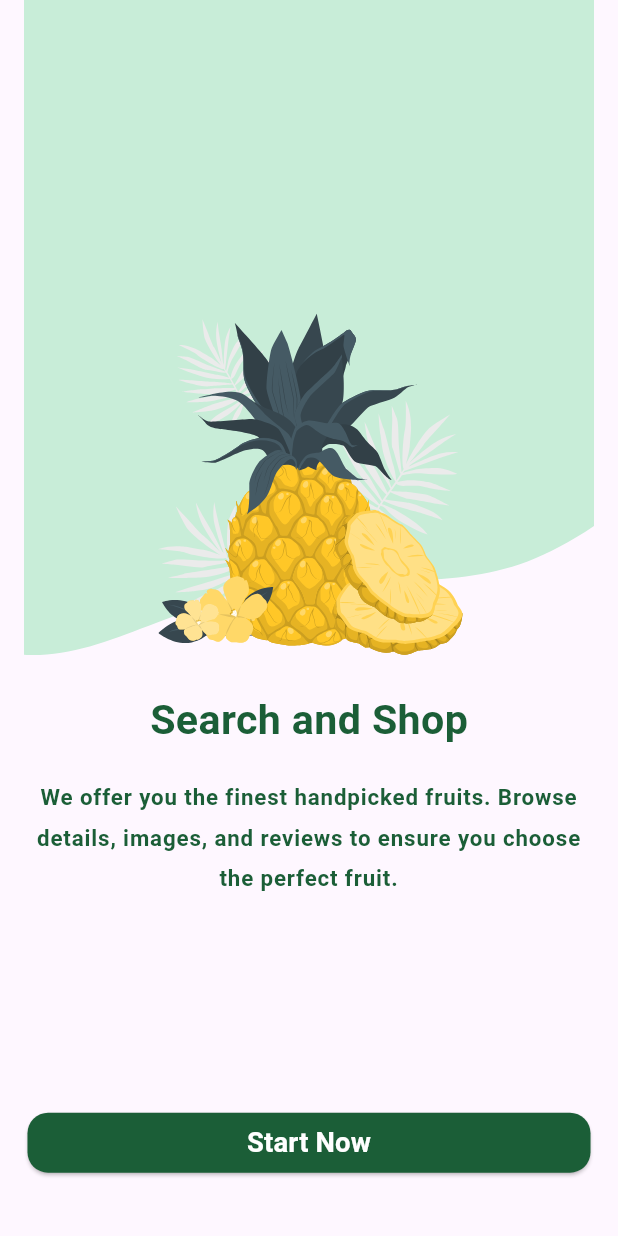
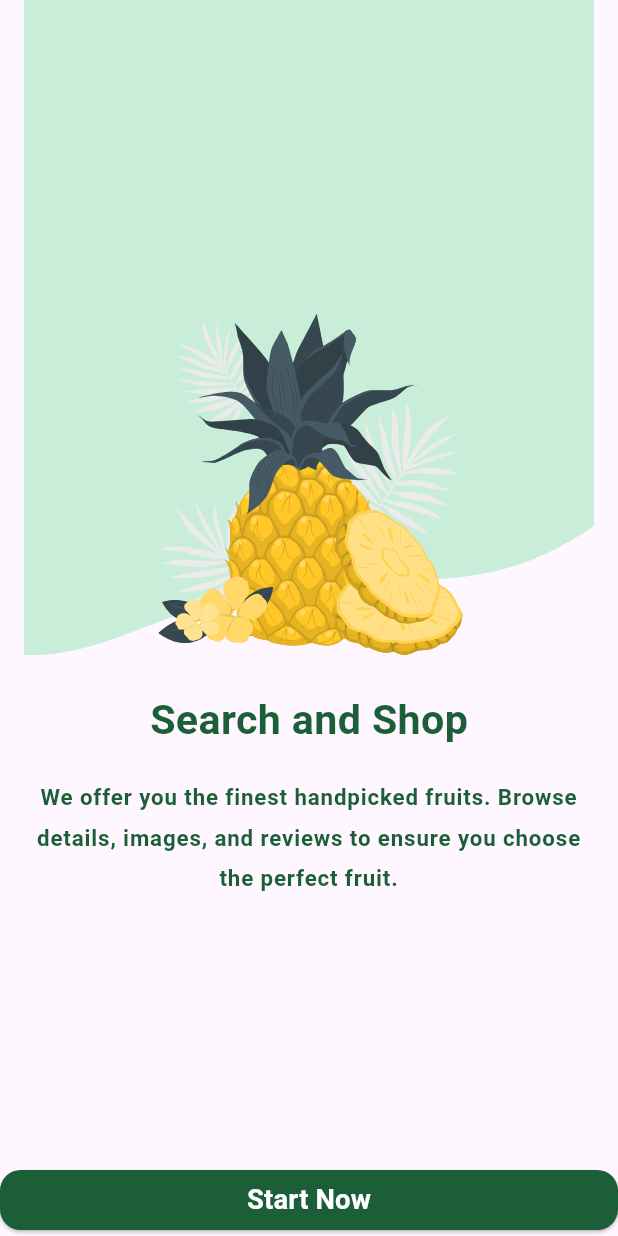
Before and after one commit to AlaaSharshera/Fruitopia, a Flutter app: the SecondOnboardingView screen opened by its route, on a phone screen of 412 x 824 dp. Run offline on Flutter 3.47's test engine with Material 3 defaults, Android fonts, the phone set to English and light mode, and no system bars; our stand-ins replace device_preview, flutter_bloc, flutter_screenutil, flutter_svg, google_fonts; Roboto replaces fonts that are missing (Cairo).

Commit message:
Remove unnecessary padding from CustomButton widget for cleaner layout

```diff
--- a/lib/features/on_boarding/presentation/widgets/custom_button.dart
+++ b/lib/features/on_boarding/presentation/widgets/custom_button.dart
@@ -10,9 +10,7 @@ class CustomButton extends StatelessWidget {
 
   @override
   Widget build(BuildContext context) {
-    return Padding(
-      padding: EdgeInsets.symmetric(horizontal: 16.w, vertical: 32.h),
-      child: SizedBox(
+    return SizedBox(
       width: MediaQuery.of(context).size.width,
       child: ElevatedButton(
         onPressed: onPressed,
@@ -31,7 +29,6 @@ class CustomButton extends StatelessWidget {
           ),
         ),
       ),
-      ),
     );
   }
 }
```
Lines whose indentation alone changed are shown as unchanged.
